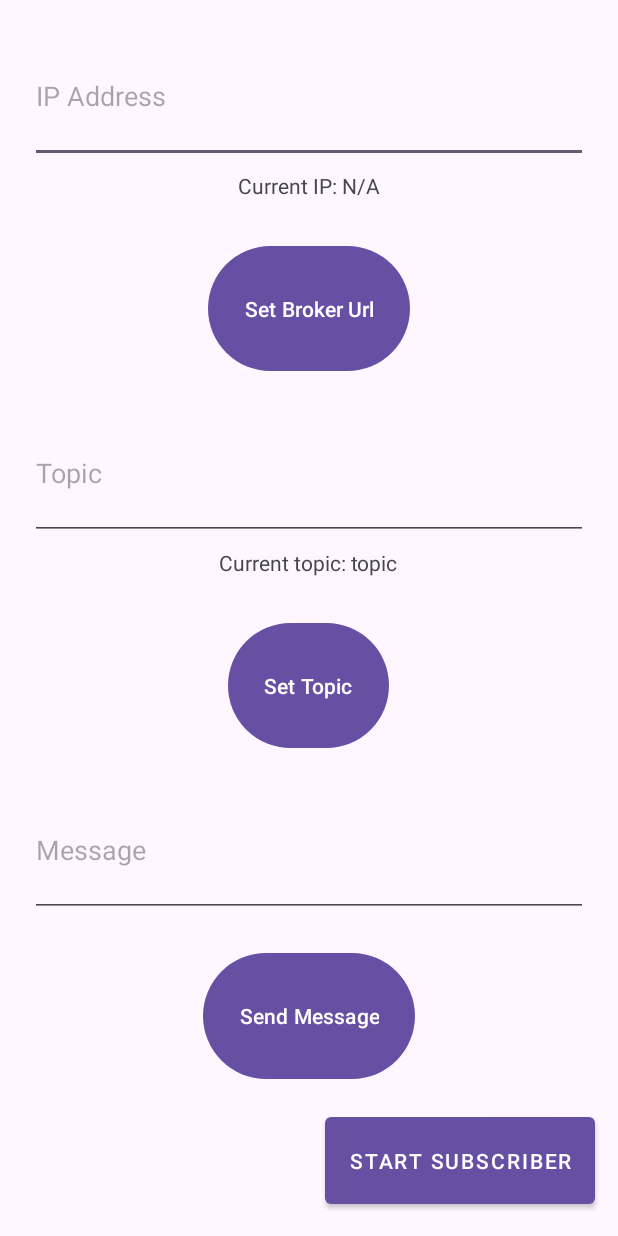
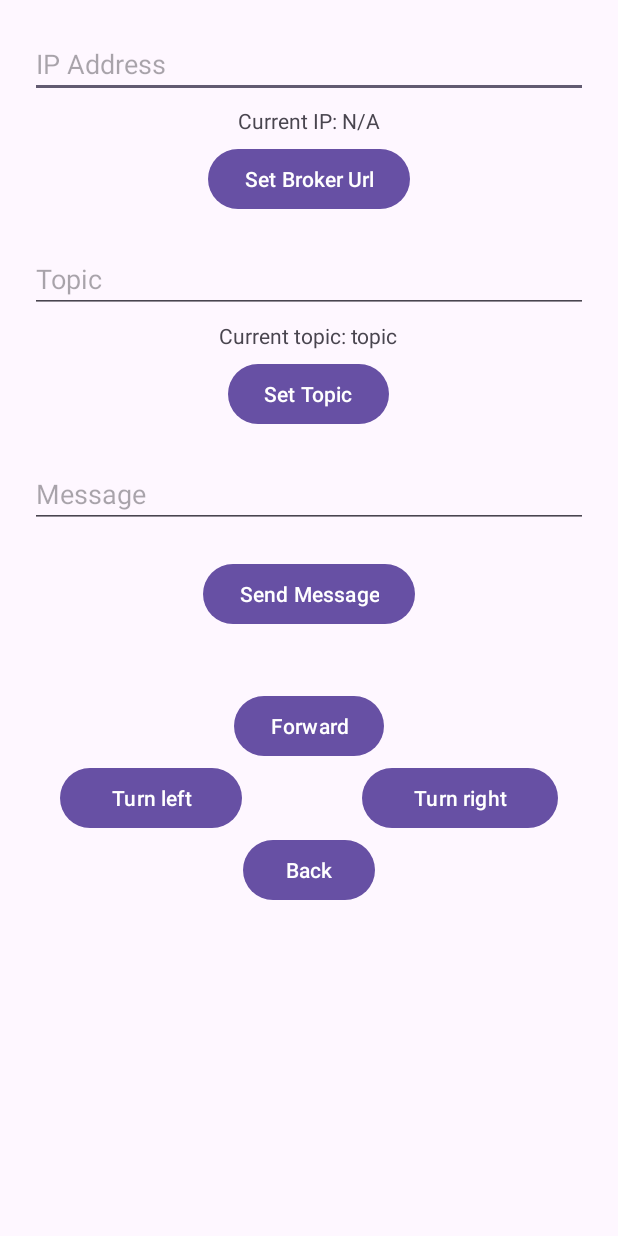
Before and after one commit to Jason-Zukiewicz/ros2AndroidApp, an Android app: the screen it shows after launch (MainActivity), on a phone screen of 412 x 824 dp. Run offline under Robolectric (Android 15) with nearby library versions, the phone set to English and light mode, and no system bars; libraries missing offline, so code that uses them is left out: org.eclipse.paho.

Commit message:
Add buttons to control turtle

```diff
--- a/app/src/main/java/com/example/myapplication/MainActivity.java
+++ b/app/src/main/java/com/example/myapplication/MainActivity.java
@@ -28,6 +28,10 @@ public class MainActivity extends AppCompatActivity {
     private EditText messageEditText;
     private TextView ipTextView;
     private TextView topicTextView;
+    private Button forwardButton;
+    private Button backButton;
+    private Button leftButton;
+    private Button rightButton;
 
 
     CustomMqttCallback mqttCallback = new CustomMqttCallback(this);
@@ -47,6 +51,12 @@ public class MainActivity extends AppCompatActivity {
         messageEditText = findViewById(R.id.message_edittext);
         ipTextView = findViewById(R.id.ip_textview);
         topicTextView = findViewById(R.id.topic_textview);
+
+        forwardButton = findViewById(R.id.forward_button);
+        backButton = findViewById(R.id.back_button);
+        leftButton = findViewById(R.id.left_button);
+        rightButton = findViewById(R.id.right_button);
+
 
 
         mqttHandler = new MqttHandler();
@@ -107,6 +117,38 @@ public class MainActivity extends AppCompatActivity {
             }
         });
 
+        forwardButton.setOnClickListener(new View.OnClickListener() {
+            @Override
+            public void onClick(View v) {
+                //TODO
+                //publishMsg();
+            }
+        });
+
+        backButton.setOnClickListener(new View.OnClickListener() {
+            @Override
+            public void onClick(View v) {
+                //TODO
+                //publishMsg();
+            }
+        });
+
+        leftButton.setOnClickListener(new View.OnClickListener() {
+            @Override
+            public void onClick(View v) {
+                //TODO
+                //publishMsg();
+            }
+        });
+
+        rightButton.setOnClickListener(new View.OnClickListener() {
+            @Override
+            public void onClick(View v) {
+                //TODO
+                //publishMsg();
+            }
+        });
+
     }
     @Override
     protected void onDestroy(){
--- a/app/src/main/res/layout/activity_main.xml
+++ b/app/src/main/res/layout/activity_main.xml
@@ -17,8 +17,7 @@
         android:id="@+id/ip_edittext"
         android:layout_marginHorizontal="20dp"
         android:layout_marginTop="20dp"
-        android:hint="@string/ip_address"
-        android:layout_weight="2"/>
+        android:hint="@string/ip_address" />
 
     <TextView
         android:id="@+id/ip_textview"
@@ -26,16 +25,14 @@
         android:layout_height="wrap_content"
         android:layout_gravity="center_horizontal"
         android:layout_margin="5dp"
-        android:hint="Current IP: "
-        android:layout_weight="1"/>
+        android:hint="Current IP: " />
 
     <Button
         android:layout_width="wrap_content"
         android:layout_height="wrap_content"
         android:id="@+id/ip_button"
         android:layout_gravity="center_horizontal"
-        android:text="Set Broker Url"
-        android:layout_weight="2"/>
+        android:text="Set Broker Url" />
 
     <EditText
         android:layout_width="match_parent"
@@ -44,8 +41,7 @@
         android:layout_gravity="center_horizontal"
         android:layout_marginHorizontal="20dp"
         android:layout_marginTop="20dp"
-        android:hint="Topic"
-        android:layout_weight="2"/>
+        android:hint="Topic" />
 
     <TextView
         android:layout_width="wrap_content"
@@ -53,16 +49,14 @@
         android:id="@+id/topic_textview"
         android:layout_gravity="center_horizontal"
         android:hint="Current topic: "
-        android:layout_margin="5dp"
-        android:layout_weight="1"/>
+        android:layout_margin="5dp" />
 
     <Button
         android:layout_width="wrap_content"
         android:layout_height="wrap_content"
         android:id="@+id/topic_button"
         android:layout_gravity="center_horizontal"
-        android:text="Set Topic"
-        android:layout_weight="2"/>
+        android:text="Set Topic" />
 
     <EditText
         android:layout_width="match_parent"
@@ -71,8 +65,7 @@
         android:layout_gravity="center_horizontal"
         android:layout_marginHorizontal="20dp"
         android:layout_marginTop="20dp"
-        android:hint="Message"
-        android:layout_weight="2"/>
+        android:hint="Message" />
 
     <Button
         android:id="@+id/message_button"
@@ -80,18 +73,45 @@
         android:layout_height="wrap_content"
         android:text="Send Message"
         android:layout_gravity="center_horizontal"
-        android:layout_marginTop="20dp"
-        android:layout_weight="2"/>
+        android:layout_marginTop="20dp" />
+
 
     <Button
-        android:id="@+id/start_sub_button"
-        style="@style/Widget.MaterialComponents.Button"
+        android:id="@+id/forward_button"
         android:layout_width="wrap_content"
         android:layout_height="wrap_content"
-        android:layout_gravity="right"
-        android:layout_margin="15dp"
-        android:layout_weight="1"
-        android:text="Start Subscriber" />
+        android:layout_gravity="center"
+        android:layout_marginTop="40dp"
+        android:text="Forward"/>
+    <TableRow
+        android:id="@+id/lr_tablerow"
+        android:layout_width="match_parent"
+        android:layout_height="wrap_content"
+        android:layout_gravity="center_horizontal"
+        android:orientation="horizontal" >
+
+        <Button
+            android:id="@+id/left_button"
+            android:layout_width="wrap_content"
+            android:layout_height="wrap_content"
+            android:text="Turn left"
+            android:layout_weight="1"
+            android:layout_marginHorizontal="40dp"/>
+
+        <Button
+            android:id="@+id/right_button"
+            android:layout_width="wrap_content"
+            android:layout_height="wrap_content"
+            android:text="Turn right"
+            android:layout_weight="1"
+            android:layout_marginHorizontal="40dp"/>
+    </TableRow>
+    <Button
+        android:id="@+id/back_button"
+        android:layout_width="wrap_content"
+        android:layout_height="wrap_content"
+        android:layout_gravity="center"
+        android:text="Back"/>
 
 
 </LinearLayout>
```
